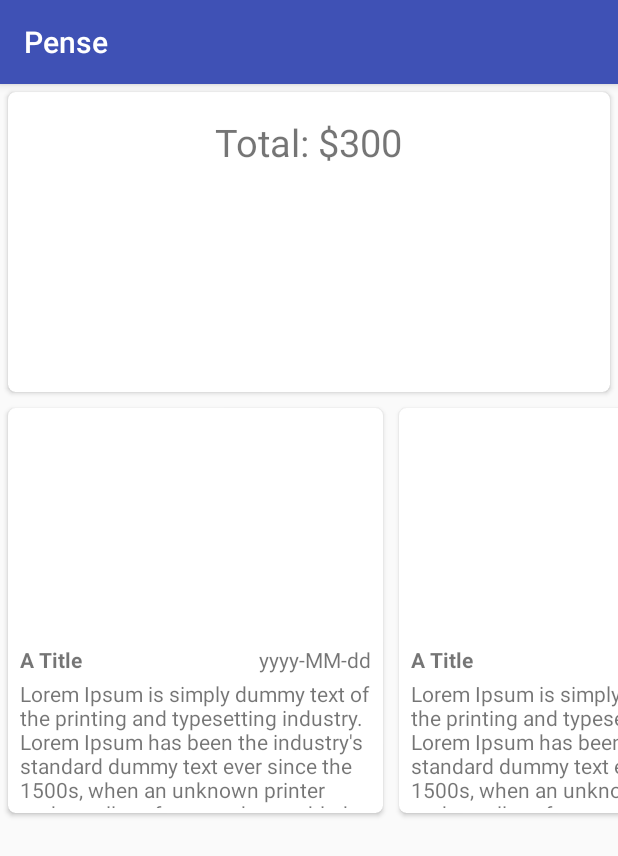
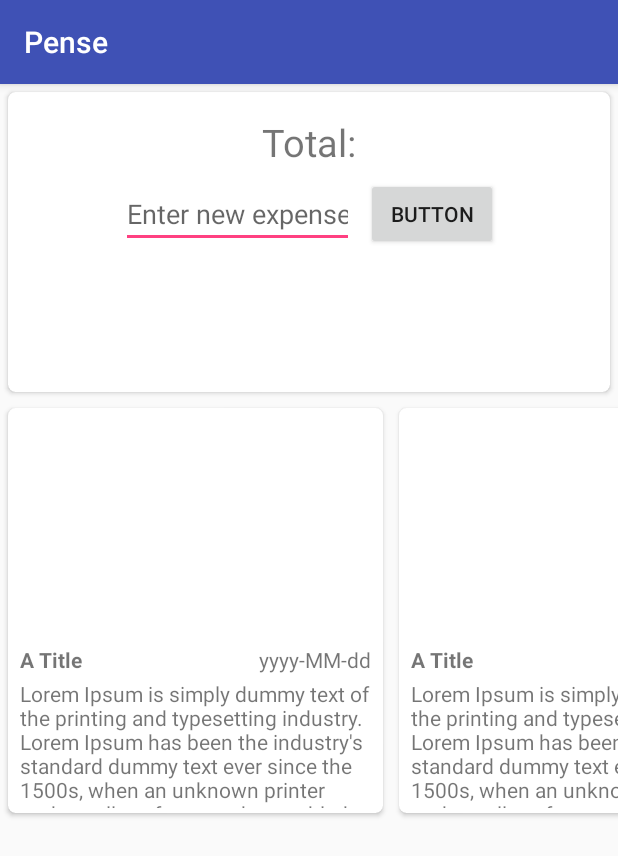
Before and after one commit to razolly/Pense, an Android app: the screen it shows after launch (OverviewActivity), on a phone screen of 412 x 824 dp. Shown: the top 856 px of the screen. Run offline under Robolectric (Android 15) with nearby library versions, the phone set to English and light mode, and no system bars.

Commit message:
Added simple functionality for adding an expense

```diff
--- a/app/src/main/java/com/example/razli/pense/expenseoverview/ExpenseOverviewContract.kt
+++ b/app/src/main/java/com/example/razli/pense/expenseoverview/ExpenseOverviewContract.kt
@@ -7,10 +7,14 @@ interface ExpenseOverviewContract {
 
     interface View : BaseView<Presenter> {
 
+        fun showUpdatedExpense(newExpense: Double)
+
     }
 
     interface Presenter : BasePresenter {
 
+        fun addNewExpense(expense: Double)
+
     }
 
 }
--- a/app/src/main/java/com/example/razli/pense/expenseoverview/ExpenseOverviewFragment.kt
+++ b/app/src/main/java/com/example/razli/pense/expenseoverview/ExpenseOverviewFragment.kt
@@ -3,10 +3,13 @@ package com.example.razli.pense.expenseoverview
 
 import android.os.Bundle
 import android.support.v4.app.Fragment
+import android.text.Editable
+import android.text.TextWatcher
 import android.view.LayoutInflater
 import android.view.View
 import android.view.ViewGroup
 import com.example.razli.pense.R
+import kotlinx.android.synthetic.main.fragment_expense_overview.*
 
 class ExpenseOverviewFragment : Fragment(), ExpenseOverviewContract.View {
 
@@ -15,6 +18,35 @@ class ExpenseOverviewFragment : Fragment(), ExpenseOverviewContract.View {
     override fun onCreateView(inflater: LayoutInflater, container: ViewGroup?,
                               savedInstanceState: Bundle?): View? {
 
+        presenter = ExpenseOverviewPresenter(this)
+
         return inflater.inflate(R.layout.fragment_expense_overview, container, false)
     }
+
+    override fun onStart() {
+        super.onStart()
+
+        // todo remove this junk. Just use the button widget
+        enter_expense_editText.addTextChangedListener(object:TextWatcher{
+
+            override fun afterTextChanged(p0: Editable?) {
+                val newExpense = p0.toString().toDouble()
+                presenter.addNewExpense(newExpense)
+            }
+
+            override fun beforeTextChanged(p0: CharSequence?, p1: Int, p2: Int, p3: Int) {
+                // Do nothing
+            }
+
+            override fun onTextChanged(p0: CharSequence?, p1: Int, p2: Int, p3: Int) {
+                // Do nothing
+            }
+
+        })
+    }
+
+    override fun showUpdatedExpense(newExpense: Double) {
+        total_expense_tv.text = getString(R.string.total_expense, newExpense)
+    }
+
 }
--- a/app/src/main/java/com/example/razli/pense/expenseoverview/ExpenseOverviewPresenter.kt
+++ b/app/src/main/java/com/example/razli/pense/expenseoverview/ExpenseOverviewPresenter.kt
@@ -1,6 +1,8 @@
 package com.example.razli.pense.expenseoverview
 
 class ExpenseOverviewPresenter(val view: ExpenseOverviewContract.View) : ExpenseOverviewContract.Presenter {
+
+    var totalExpense: Double = 0.0
 
     init {
         view.presenter = this
@@ -10,4 +12,8 @@ class ExpenseOverviewPresenter(val view: ExpenseOverviewContract.View) : Expense
 
     }
 
+    override fun addNewExpense(expense: Double) {
+        totalExpense += expense
+        view.showUpdatedExpense(totalExpense)
+    }
 }
--- a/app/src/main/res/layout/fragment_expense_overview.xml
+++ b/app/src/main/res/layout/fragment_expense_overview.xml
@@ -17,15 +17,43 @@
             android:layout_height="match_parent">
 
             <TextView
+                android:id="@+id/total_expense_tv"
                 android:layout_width="wrap_content"
                 android:layout_height="wrap_content"
                 android:layout_marginTop="16dp"
-                android:text="Total: $300"
+                android:text="Total:"
                 android:textSize="25dp"
                 app:layout_constraintEnd_toEndOf="parent"
                 app:layout_constraintHorizontal_bias="0.5"
                 app:layout_constraintStart_toStartOf="parent"
-                app:layout_constraintTop_toTopOf="parent" />
+                app:layout_constraintTop_toTopOf="parent"
+                tools:text="Total: $300" />
+
+            <EditText
+                android:id="@+id/enter_expense_editText"
+                android:layout_width="155dp"
+                android:layout_height="wrap_content"
+                android:layout_marginTop="8dp"
+                android:ems="10"
+                android:hint="Enter new expense"
+                android:inputType="numberDecimal"
+                app:layout_constraintEnd_toStartOf="@+id/button"
+                app:layout_constraintHorizontal_bias="0.5"
+                app:layout_constraintHorizontal_chainStyle="packed"
+                app:layout_constraintStart_toStartOf="parent"
+                app:layout_constraintTop_toBottomOf="@+id/total_expense_tv" />
+
+            <Button
+                android:id="@+id/button"
+                android:layout_width="wrap_content"
+                android:layout_height="wrap_content"
+                android:layout_marginStart="8dp"
+                android:text="Button"
+                app:layout_constraintBottom_toBottomOf="@+id/enter_expense_editText"
+                app:layout_constraintEnd_toEndOf="parent"
+                app:layout_constraintHorizontal_bias="0.5"
+                app:layout_constraintStart_toEndOf="@+id/enter_expense_editText"
+                app:layout_constraintTop_toTopOf="@+id/enter_expense_editText" />
 
         </android.support.constraint.ConstraintLayout>
 
--- a/app/src/main/res/values/strings.xml
+++ b/app/src/main/res/values/strings.xml
@@ -1,7 +1,5 @@
 <resources>
     <string name="app_name">Pense</string>
-
-    <!-- TODO: Remove or change this placeholder text -->
-    <string name="hello_blank_fragment">Hello blank fragment</string>
     <string name="lorem_ipsum_text">Lorem Ipsum is simply dummy text of the printing and typesetting industry. Lorem Ipsum has been the industry\'s standard dummy text ever since the 1500s, when an unknown printer took a galley of type and scrambled it to make a type specimen book. It has survived not only five centuries, but also the leap into electronic typesetting, remaining essentially unchanged. It was popularised in the 1960s with the release of Letraset sheets containing Lorem Ipsum passages, and more recently with desktop publishing software like Aldus PageMaker including versions of Lorem Ipsum.</string>
+    <string name="total_expense">Total: $%s</string>
 </resources>
```
